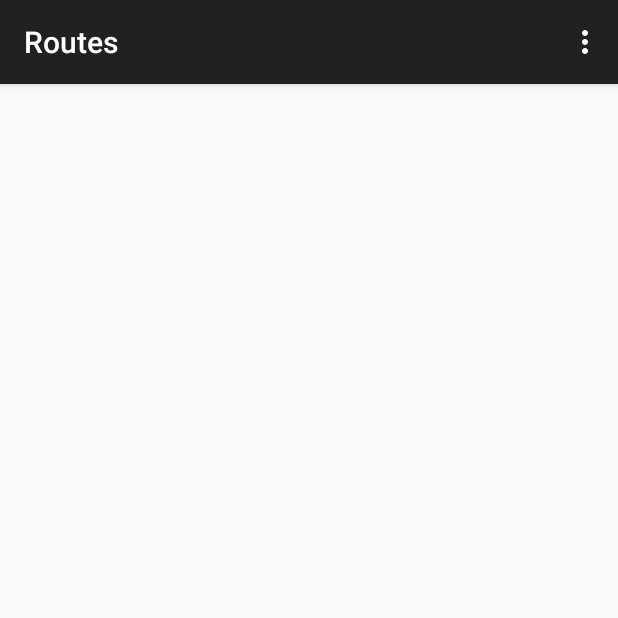
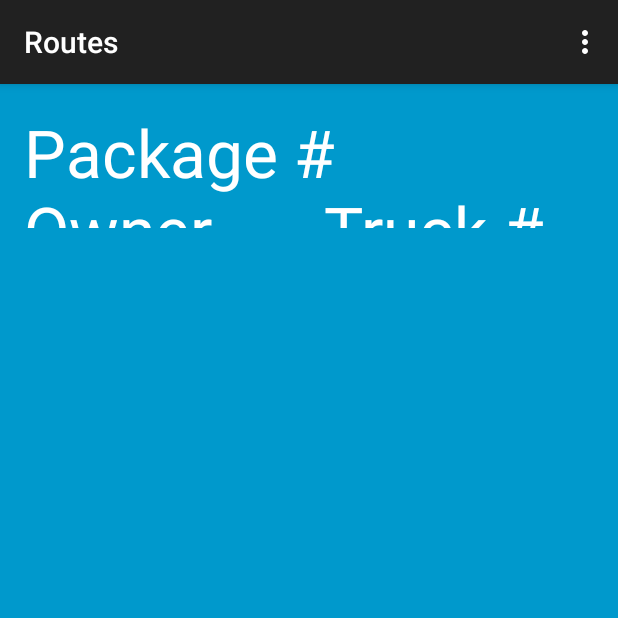
Before and after one commit to emmanuelrs/AnalisisProject, an Android app: the Routes screen opened directly, with no data from a screen before it, on a phone screen of 412 x 824 dp, the top half of it. Run offline under Robolectric (Android 15) with nearby library versions, the phone set to English and light mode, and no system bars.

Commit message:
Actualizaciones Lógica

```diff
--- a/PackagesApp/app/src/main/java/emmanuelrosales/packagesapp/InsertPackage.java
+++ b/PackagesApp/app/src/main/java/emmanuelrosales/packagesapp/InsertPackage.java
@@ -24,7 +24,6 @@ public class InsertPackage extends ActionBarActivity {
     static private EditText getWidth;
     static private EditText getDescription;
     static private EditText getDate;
-
     static private TextView txtLength;
     static private TextView txtHeight;
     static private TextView txttWidth;
@@ -116,6 +115,9 @@ public class InsertPackage extends ActionBarActivity {
         alertDialog.show();
 
     }
+    public static void setPaquetes(DeliveryPackage paquete) {
+        paquetes.add(paquete);
+    }
 
     public void jumpHome(View view) {
         Intent intent = new Intent(view.getContext(), MainActivity.class);
--- a/PackagesApp/app/src/main/java/emmanuelrosales/packagesapp/Routes.java
+++ b/PackagesApp/app/src/main/java/emmanuelrosales/packagesapp/Routes.java
@@ -4,6 +4,10 @@ import android.support.v7.app.ActionBarActivity;
 import android.os.Bundle;
 import android.view.Menu;
 import android.view.MenuItem;
+
+import java.util.ArrayList;
+
+import BackEnd.*;
 
 
 public class Routes extends ActionBarActivity {
@@ -12,6 +16,54 @@ public class Routes extends ActionBarActivity {
     protected void onCreate(Bundle savedInstanceState) {
         super.onCreate(savedInstanceState);
         setContentView(R.layout.activity_routes);
+
+        InsertPackage paquete = new InsertPackage();
+        ArrayList<DeliveryPackage> totalPackages = paquete.getPaquetes();
+        InsertOwner owner = new InsertOwner();
+        ArrayList<Owner> totalOwner = owner.getClientes();
+        InsertTruck Trucks = new InsertTruck();
+        ArrayList<Truck> totalTrucks = Trucks.getCamiones();
+        Truck truck;
+        Individual individual;
+
+        int truckCounter = 0;
+        while(!totalPackages.isEmpty() && truckCounter < totalTrucks.size()){
+            truck = totalTrucks.get(truckCounter);
+            truck.organizeOwner(totalPackages);
+            System.out.println("---------------------------------------");
+
+            truck.setPackagesToDeliver(totalPackages);
+            truck.greedy(totalPackages.size());
+            totalPackages = truck.getPossibleDeliveries();
+
+            Population population = new Population(totalPackages);
+            population.generatePopulation(15, totalPackages.size(), true, truck);
+
+            System.out.println("---------------------------------");
+            System.out.println("Paquetes para meter al camion: " + totalPackages.size());
+            System.out.println("length: " + truck.getContainerLength());
+            System.out.println("width: " +  truck.getContainerWidth());
+            System.out.println("height: " + truck.getContainerHeight());
+
+            int i = 0;
+            if(totalPackages.size() > 1){
+                while(i < 20){
+                    population.generatePopulation(15, totalPackages.size(), false, truck);
+                    i++;
+                }
+            }
+            System.out.println(population.returnBestCandidate().getChromosome());
+            System.out.println("Paquetes en el camion: " + population.returnBestCandidate().getFitness());
+            individual = population.returnBestCandidate();
+            individual.eliminatePackages(totalPackages);
+            truck.addPackages(totalPackages);
+            truckCounter++;
+        }
+        System.out.println("--------------------------------");
+        System.out.println("Camiones utilizados: " + (truckCounter));
+        if(!totalPackages.isEmpty()){
+            System.out.println("No todos los paquetes se pudieron entregar en un dia.");
+        }
     }
 
     @Override
--- a/PackagesApp/app/src/main/res/layout/activity_routes.xml
+++ b/PackagesApp/app/src/main/res/layout/activity_routes.xml
@@ -4,6 +4,29 @@
     android:paddingRight="@dimen/activity_horizontal_margin"
     android:paddingTop="@dimen/activity_vertical_margin"
     android:paddingBottom="@dimen/activity_vertical_margin"
-    tools:context="emmanuelrosales.packagesapp.Routes">
+    tools:context="emmanuelrosales.packagesapp.Routes"
+    android:background="@android:color/holo_blue_dark">
 
+    <TextView
+        android:layout_width="wrap_content"
+        android:layout_height="wrap_content"
+        android:text="Package #   Owner       Truck #        Address      Time "
+        android:id="@+id/txtViewRoutes"
+        android:layout_alignParentTop="true"
+        android:layout_alignParentLeft="true"
+        android:layout_alignParentStart="true"
+        android:width="1350dp"
+        android:height="80dp"
+        android:textColor="#ffffffff"
+        android:textSize="44dp" />
+
+    <GridView
+        android:layout_width="wrap_content"
+        android:layout_height="wrap_content"
+        android:id="@+id/gridViewRoutes"
+        android:layout_below="@+id/txtViewRoutes"
+        android:layout_alignParentLeft="true"
+        android:layout_alignParentStart="true"
+        android:numColumns="5"
+        android:layout_alignParentBottom="true" />
 </RelativeLayout>
--- a/PackagesApp/app/src/main/res/layout/activity_view_package.xml
+++ b/PackagesApp/app/src/main/res/layout/activity_view_package.xml
@@ -35,7 +35,7 @@
     <TextView
         android:layout_width="wrap_content"
         android:layout_height="wrap_content"
-        android:text="Paquete     Dueño        Height       Length       Width      Delivery"
+        android:text="Package     Owner        Height       Length       Width      Delivery"
         android:id="@+id/txtViewP"
         android:layout_alignParentTop="true"
         android:layout_alignParentLeft="true"
@@ -44,4 +44,5 @@
         android:height="65dp"
         android:textColor="#ffffffff"
         android:textSize="40dp" />
+
 </RelativeLayout>
```
Also changed, not shown: PackagesApp/app/src/main/java/emmanuelrosales/packagesapp/Truck.java (+26 -2 lines).
